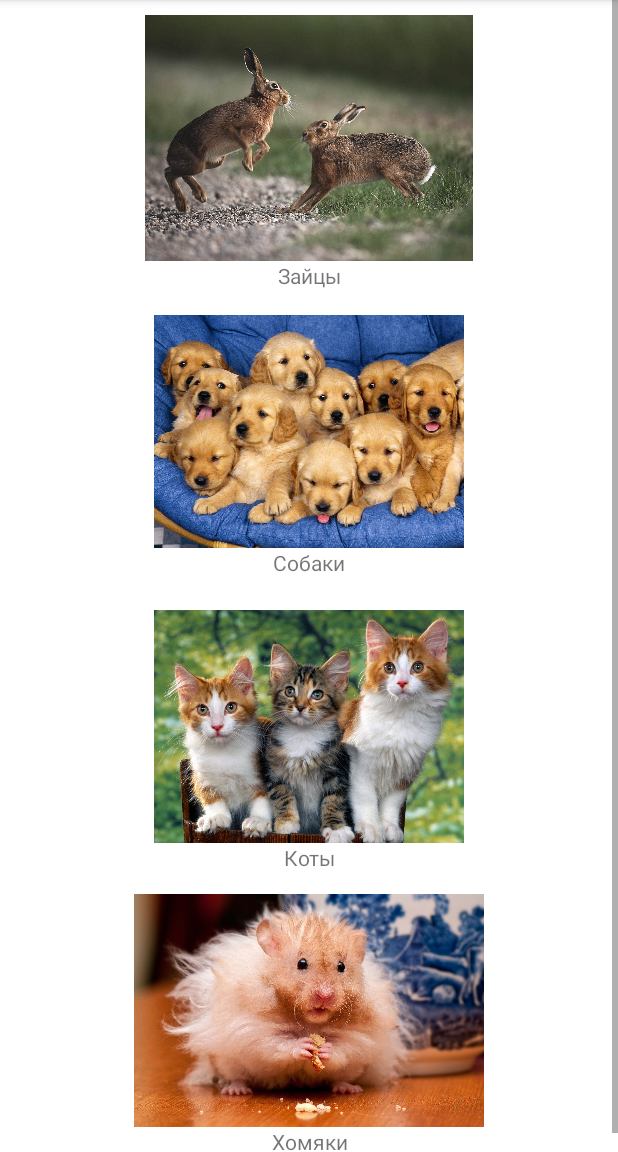
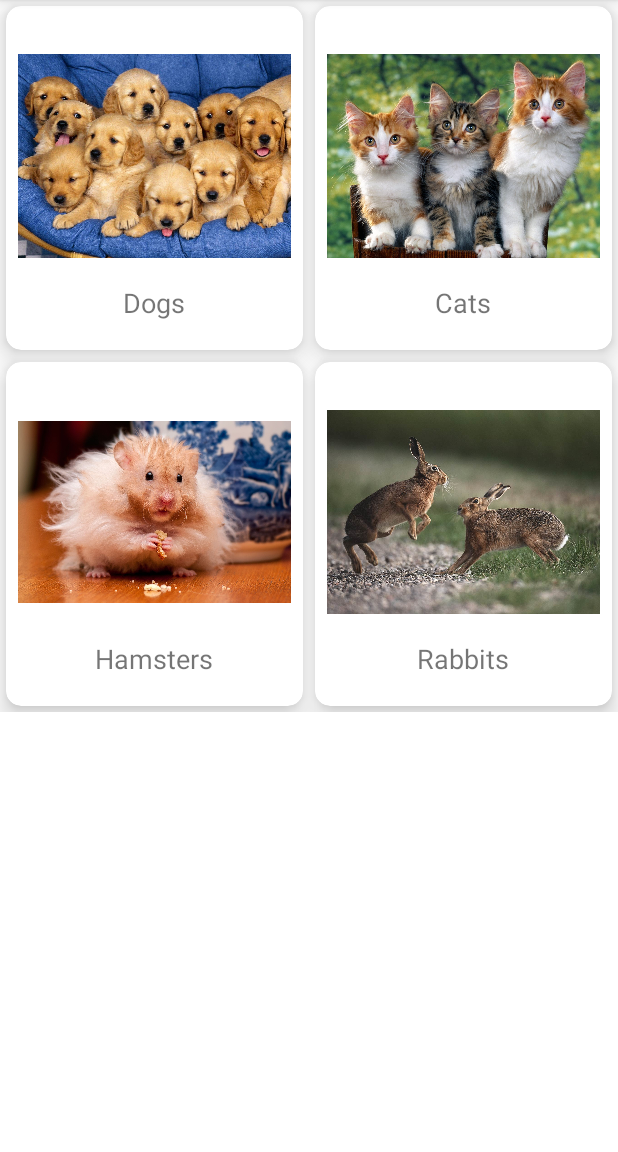
Before and after one commit to YariLAN/Animals, an Android app: the ListAnimalsActivity screen opened directly, with no data from a screen before it, on a phone screen of 412 x 824 dp, the part 84-1236 px from its top. Run offline under Robolectric (Android 15) with nearby library versions, the phone set to English and light mode, and no system bars.

Commit message:
add RecyclerView

```diff
--- a/app/build.gradle
+++ b/app/build.gradle
@@ -46,6 +46,7 @@ dependencies {
     implementation 'androidx.navigation:navigation-fragment-ktx:2.7.5'
     implementation 'androidx.navigation:navigation-ui-ktx:2.7.5'
     implementation 'androidx.preference:preference:1.2.0'
+    implementation 'androidx.core:core:1.12.0'
     testImplementation 'junit:junit:4.13.2'
     androidTestImplementation 'androidx.test.ext:junit:1.1.5'
     androidTestImplementation 'androidx.test.espresso:espresso-core:3.5.1'
--- a/app/src/main/java/ru/ygmatveev/puppies/ListAnimalsActivity.kt
+++ b/app/src/main/java/ru/ygmatveev/puppies/ListAnimalsActivity.kt
@@ -3,34 +3,51 @@ package ru.ygmatveev.puppies
 import android.content.Intent
 import androidx.appcompat.app.AppCompatActivity
 import android.os.Bundle
+import android.widget.Toast
+import android.widget.Toast.*
+import androidx.recyclerview.widget.RecyclerView
+import ru.ygmatveev.puppies.adapter.AnimalAdapter
 import ru.ygmatveev.puppies.databinding.ActivityListAnimalsBinding
+import ru.ygmatveev.puppies.model.AnimalModel
 
 class ListAnimalsActivity : AppCompatActivity() {
 
     lateinit var binding: ActivityListAnimalsBinding
+    lateinit var adapter: AnimalAdapter
+    lateinit var recyclerView: RecyclerView
+
+    private var imageIds: Array<Int> = arrayOf(
+        R.drawable._655791576_6_gas_kvas_com_p_sobaki_foto_shchenki_6,
+        R.drawable._c874ef1cb9a53dac440b3e962c8350c,
+        R.drawable._644815486_31_fikiwiki_com_p_khomyaki_krasivie_kartinki_39,
+        R.drawable.s1200_11_1)
 
     override fun onCreate(savedInstanceState: Bundle?) {
         super.onCreate(savedInstanceState)
 
         binding = ActivityListAnimalsBinding.inflate(layoutInflater)
-
         setContentView(binding.root)
 
-        binding.imageView2.setOnClickListener {
-            val intent = Intent(this, RabbitsActivity::class.java);
-            startActivity(intent);
-        }
-
-        binding.imageView3.setOnClickListener {
-            val intent = Intent(this, DogsActivity::class.java);
-            startActivity(intent);
-        }
-
-        binding.imageView4.setOnClickListener {
-            val intent = Intent(this, CatsActivity::class.java);
-            startActivity(intent);
-        }
+        init()
     }
 
+    private fun init() {
+        recyclerView = binding.rvAnimals
 
+        adapter = AnimalAdapter(this)
+
+        binding.rvAnimals.adapter = adapter
+        adapter.setList(initAnimalModelList())
+    }
+
+    private fun initAnimalModelList(): ArrayList<AnimalModel> {
+        val animalList = ArrayList<AnimalModel>()
+
+        animalList.add(AnimalModel(imageIds[0], "Dogs"))
+        animalList.add(AnimalModel(imageIds[1], "Cats"))
+        animalList.add(AnimalModel(imageIds[2], "Hamsters"))
+        animalList.add(AnimalModel(imageIds[3], "Rabbits"))
+
+        return animalList
+    }
 }
--- /dev/null
+++ b/app/src/main/java/ru/ygmatveev/puppies/adapter/AnimalAdapter.kt
@@ -0,0 +1,65 @@
+package ru.ygmatveev.puppies.adapter
+
+import android.content.Context
+import android.content.Intent
+import android.view.LayoutInflater
+import android.view.View
+import android.view.ViewGroup
+import androidx.recyclerview.widget.RecyclerView
+import ru.ygmatveev.puppies.CatsActivity
+import ru.ygmatveev.puppies.DogsActivity
+import ru.ygmatveev.puppies.R
+import ru.ygmatveev.puppies.RabbitsActivity
+import ru.ygmatveev.puppies.databinding.ItemAnimalLayoutBinding
+import ru.ygmatveev.puppies.model.AnimalModel
+
+class AnimalAdapter(context: Context) : RecyclerView.Adapter<AnimalAdapter.AnimalViewHolder>() {
+
+    private var animals: ArrayList<AnimalModel> = arrayListOf()
+
+    private var context: Context = context;
+    class AnimalViewHolder(animal: View): RecyclerView.ViewHolder(animal) {
+        private val bind = ItemAnimalLayoutBinding.bind(animal)
+
+        fun bind(animal: AnimalModel) = with(bind) {
+            animalImage.setImageResource(animal.imgId)
+            animalLabel.text = animal.label
+        }
+    }
+
+    override fun onCreateViewHolder(parent: ViewGroup, viewType: Int): AnimalAdapter.AnimalViewHolder {
+        val view = LayoutInflater.from(parent.context).inflate(R.layout.item_animal_layout, parent, false)
+
+        return AnimalViewHolder(view)
+    }
+
+    override fun onBindViewHolder(holder: AnimalViewHolder, position: Int) {
+        holder.bind(animals[position])
+
+        holder.itemView.setOnClickListener {
+            if (animals[position].label == "Cats") {
+                val intent = Intent(context, CatsActivity::class.java)
+                context.startActivity(intent)
+            }
+
+            if (animals[position].label == "Dogs") {
+                val intent = Intent(context, DogsActivity::class.java)
+                context.startActivity(intent)
+            }
+
+            if (animals[position].label == "Rabbits") {
+                val intent = Intent(context, RabbitsActivity::class.java)
+                context.startActivity(intent)
+            }
+        }
+    }
+
+    override fun getItemCount(): Int {
+        return animals.size
+    }
+
+    fun setList(list: ArrayList<AnimalModel>) {
+        animals = list
+        notifyDataSetChanged()
+    }
+}
--- /dev/null
+++ b/app/src/main/java/ru/ygmatveev/puppies/model/AnimalModel.kt
@@ -0,0 +1,3 @@
+package ru.ygmatveev.puppies.model
+
+data class AnimalModel(val imgId: Int, val label: String)
--- a/app/src/main/res/layout/activity_list_animals.xml
+++ b/app/src/main/res/layout/activity_list_animals.xml
@@ -1,52 +1,25 @@
 <?xml version="1.0" encoding="utf-8"?>
-<ScrollView
-        xmlns:android="http://schemas.android.com/apk/res/android"
-        xmlns:tools="http://schemas.android.com/tools"
-        xmlns:app="http://schemas.android.com/apk/res-auto"
-        android:layout_width="match_parent"
-        android:layout_height="match_parent">
+<androidx.constraintlayout.widget.ConstraintLayout
+            android:layout_width="match_parent"
+            android:layout_height="wrap_content"
+            xmlns:app="http://schemas.android.com/apk/res-auto"
+            xmlns:tools="http://schemas.android.com/tools"
+            tools:context=".ListAnimalsActivity"
+            xmlns:android="http://schemas.android.com/apk/res/android">
 
-    <LinearLayout
+    <androidx.recyclerview.widget.RecyclerView
+            app:layout_constraintStart_toStartOf="parent"
+            app:layout_constraintTop_toTopOf="parent"
+            app:layout_constraintEnd_toEndOf="parent"
+            app:layout_constraintBottom_toBottomOf="parent"
             android:layout_width="match_parent"
-            android:layout_height="match_parent"
-            tools:context=".ListAnimalsActivity" android:orientation="vertical">
+            android:layout_height="wrap_content"
+            tools:listitem="@layout/item_animal_layout"
+            tools:itemCount="10"
+            app:spanCount="2"
+            app:layoutManager="androidx.recyclerview.widget.GridLayoutManager"
+            app:layout_constraintHorizontal_bias="1.0"
+            app:layout_constraintVertical_bias="0.0"
+            android:id="@+id/rv_animals"/>
 
-        <ImageView
-                android:layout_width="match_parent"
-                android:layout_height="164dp" app:srcCompat="@drawable/s1200_11_1" android:id="@+id/imageView2"
-                android:textAlignment="center" android:layout_marginTop="10dp"/>
-        <TextView
-                android:text="Зайцы"
-                android:layout_width="match_parent"
-                android:layout_height="36dp" android:id="@+id/textView15" android:textAlignment="center"
-        />
-        <ImageView
-                android:layout_width="match_parent"
-                android:layout_height="155dp"
-                app:srcCompat="@drawable/_655791576_6_gas_kvas_com_p_sobaki_foto_shchenki_6" android:id="@+id/imageView3"
-                android:textAlignment="center"/>
-        <TextView
-                android:text="Собаки"
-                android:layout_width="match_parent"
-                android:layout_height="41dp" android:id="@+id/textView16" android:textAlignment="center"/>
-        <ImageView
-                android:layout_width="match_parent"
-                android:layout_height="155dp"
-                app:srcCompat="@drawable/_c874ef1cb9a53dac440b3e962c8350c" android:id="@+id/imageView4"
-                android:textAlignment="center"/>
-        <TextView
-                android:text="Коты"
-                android:layout_width="match_parent"
-                android:layout_height="34dp" android:id="@+id/textView17" android:textAlignment="center"/>
-        <ImageView
-                android:layout_width="match_parent"
-                android:layout_height="155dp"
-                app:srcCompat="@drawable/_644815486_31_fikiwiki_com_p_khomyaki_krasivie_kartinki_39"
-                android:id="@+id/imageView5"
-                android:textAlignment="center"/>
-        <TextView
-                android:text="Хомяки"
-                android:layout_width="match_parent"
-                android:layout_height="29dp" android:id="@+id/textView2" android:textAlignment="center"/>
-    </LinearLayout>
-</ScrollView>
+    </androidx.constraintlayout.widget.ConstraintLayout>
--- /dev/null
+++ b/app/src/main/res/layout/item_animal_layout.xml
@@ -0,0 +1,32 @@
+<?xml version="1.0" encoding="utf-8"?>
+<androidx.cardview.widget.CardView xmlns:android="http://schemas.android.com/apk/res/android"
+                                   xmlns:app="http://schemas.android.com/apk/res-auto"
+                                   android:layout_width="match_parent"
+                                   android:layout_height="wrap_content"
+                                   app:cardElevation="10dp"
+                                   android:layout_margin="4dp"
+                                   app:cardCornerRadius="10dp">
+    <LinearLayout
+            android:layout_width="match_parent"
+            android:layout_height="wrap_content"
+            android:orientation="vertical"
+            android:padding="8dp">
+
+        <ImageView
+                android:layout_width="match_parent"
+                android:layout_height="164dp"
+                android:textAlignment="center"
+                android:layout_marginTop="10dp"
+                android:id="@+id/animal_image"
+                app:srcCompat="@drawable/_c874ef1cb9a53dac440b3e962c8350c"/>
+        <TextView
+                android:text="Label"
+                android:textSize="18dp"
+                android:layout_marginTop="3dp"
+                android:layout_width="match_parent"
+                android:layout_height="36dp"
+                android:textAlignment="center"
+                android:id="@+id/animal_label"/>
+
+    </LinearLayout>
+</androidx.cardview.widget.CardView>
```
Also changed, not shown: app/src/main/java/ru/ygmatveev/puppies/GalleryActivity.kt (+22 -3 lines), app/src/main/res/layout/activity_gallery.xml (+48 -13 lines).
